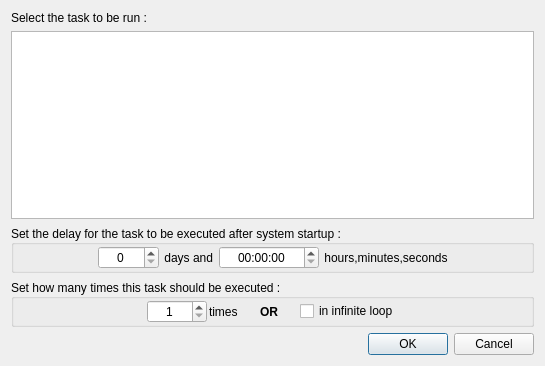
The window that ui/various_dialogs/StartupTaskEditDialog.ui (AmirHammouteneEI/ScheduledPasteAndKeys) describes before a commit, drawn with Qt 5.
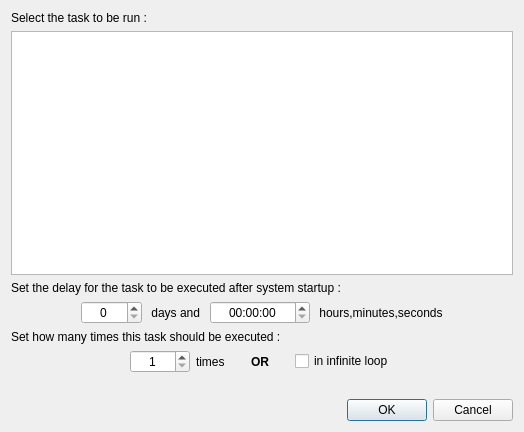
The same window after the commit. Custom widgets are drawn as their Qt base class.

What changed in the file:
```diff
--- a/ui/various_dialogs/StartupTaskEditDialog.ui
+++ b/ui/various_dialogs/StartupTaskEditDialog.ui
@@ -6,8 +6,8 @@
    <rect>
     <x>0</x>
     <y>0</y>
-    <width>545</width>
-    <height>366</height>
+    <width>524</width>
+    <height>432</height>
    </rect>
   </property>
   <property name="windowTitle">
@@ -70,46 +70,16 @@
     </widget>
    </item>
    <item>
-    <widget class="QGroupBox" name="delayGroup">
-     <property name="sizePolicy">
-      <sizepolicy hsizetype="Preferred" vsizetype="Preferred">
-       <horstretch>0</horstretch>
-       <verstretch>0</verstretch>
-      </sizepolicy>
-     </property>
-     <property name="title">
+    <widget class="QLabel" name="label_2">
+     <property name="text">
       <string>Set the delay for the task to be executed after system startup :</string>
      </property>
-     <property name="alignment">
-      <set>Qt::AlignmentFlag::AlignLeading|Qt::AlignmentFlag::AlignLeft|Qt::AlignmentFlag::AlignVCenter</set>
-     </property>
-     <property name="flat">
-      <bool>true</bool>
-     </property>
-     <property name="checkable">
-      <bool>false</bool>
-     </property>
-     <property name="checked">
-      <bool>false</bool>
-     </property>
-     <layout class="QHBoxLayout" name="horizontalLayout_2">
-      <property name="spacing">
-       <number>2</number>
-      </property>
-      <property name="leftMargin">
-       <number>1</number>
-      </property>
-      <property name="topMargin">
-       <number>1</number>
-      </property>
-      <property name="rightMargin">
-       <number>1</number>
-      </property>
-      <property name="bottomMargin">
-       <number>1</number>
-      </property>
+    </widget>
+   </item>
       <item>
-       <spacer name="horizontalSpacer_6">
+    <layout class="QHBoxLayout" name="horizontalLayout">
+     <item>
+      <spacer name="horizontalSpacer_2">
         <property name="orientation">
          <enum>Qt::Orientation::Horizontal</enum>
         </property>
@@ -171,7 +141,7 @@
        </widget>
       </item>
       <item>
-       <spacer name="horizontalSpacer_2">
+      <spacer name="horizontalSpacer_6">
         <property name="orientation">
          <enum>Qt::Orientation::Horizontal</enum>
         </property>
@@ -187,47 +157,16 @@
        </spacer>
       </item>
      </layout>
-    </widget>
    </item>
    <item>
-    <widget class="QGroupBox" name="delayGroup_2">
-     <property name="sizePolicy">
-      <sizepolicy hsizetype="Preferred" vsizetype="Preferred">
-       <horstretch>0</horstretch>
-       <verstretch>0</verstretch>
-      </sizepolicy>
-     </property>
-     <property name="title">
+    <widget class="QLabel" name="label_7">
+     <property name="text">
       <string>Set how many times this task should be executed :</string>
      </property>
-     <property name="alignment">
-      <set>Qt::AlignmentFlag::AlignLeading|Qt::AlignmentFlag::AlignLeft|Qt::AlignmentFlag::AlignVCenter</set>
-     </property>
-     <property name="flat">
-      <bool>true</bool>
-     </property>
-     <property name="checkable">
-      <bool>false</bool>
-     </property>
-     <property name="checked">
-      <bool>false</bool>
-     </property>
-     <layout class="QHBoxLayout" name="horizontalLayout_3">
-      <property name="spacing">
-       <number>2</number>
-      </property>
-      <property name="leftMargin">
-       <number>1</number>
-      </property>
-      <property name="topMargin">
-       <number>1</number>
-      </property>
-      <property name="rightMargin">
-       <number>1</number>
-      </property>
-      <property name="bottomMargin">
-       <number>1</number>
-      </property>
+    </widget>
+   </item>
+   <item>
+    <layout class="QHBoxLayout" name="horizontalLayout_2">
       <item>
        <spacer name="horizontalSpacer_5">
         <property name="orientation">
@@ -338,7 +277,22 @@
        </spacer>
       </item>
      </layout>
-    </widget>
+   </item>
+   <item>
+    <spacer name="verticalSpacer">
+     <property name="orientation">
+      <enum>Qt::Orientation::Vertical</enum>
+     </property>
+     <property name="sizeType">
+      <enum>QSizePolicy::Policy::Fixed</enum>
+     </property>
+     <property name="sizeHint" stdset="0">
+      <size>
+       <width>20</width>
+       <height>20</height>
+      </size>
+     </property>
+    </spacer>
    </item>
    <item>
     <widget class="QDialogButtonBox" name="buttonBox">
@@ -353,6 +307,11 @@
   </layout>
  </widget>
  <customwidgets>
+  <customwidget>
+   <class>NoFocusCellTableWidget</class>
+   <extends>QTableWidget</extends>
+   <header location="global">ui/CustomPrimaryWidgets.h</header>
+  </customwidget>
   <customwidget>
    <class>NoWheelFocusSpinBox</class>
    <extends>QSpinBox</extends>
@@ -363,11 +322,6 @@
    <extends>QTimeEdit</extends>
    <header location="global">ui/CustomPrimaryWidgets.h</header>
   </customwidget>
-  <customwidget>
-   <class>NoFocusCellTableWidget</class>
-   <extends>QTableWidget</extends>
-   <header location="global">ui/CustomPrimaryWidgets.h</header>
-  </customwidget>
  </customwidgets>
  <resources/>
  <connections>
```
Lines whose indentation alone changed are shown as unchanged.
